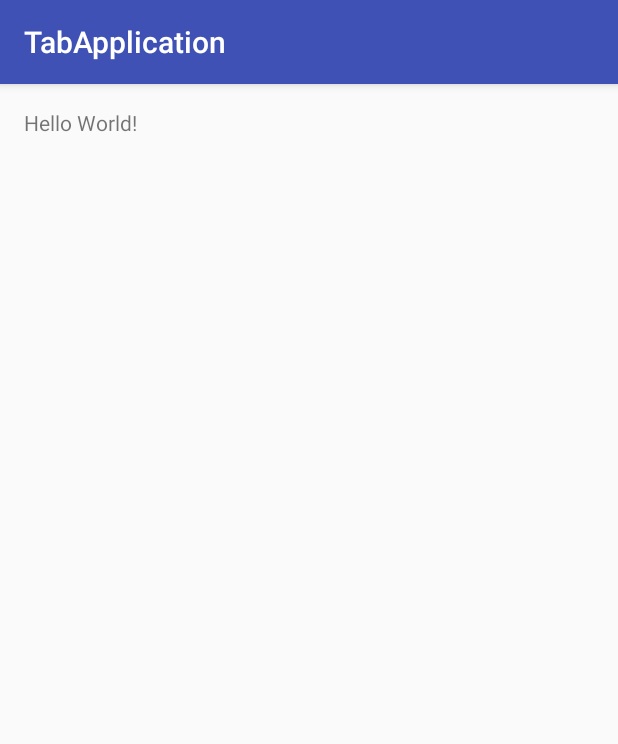
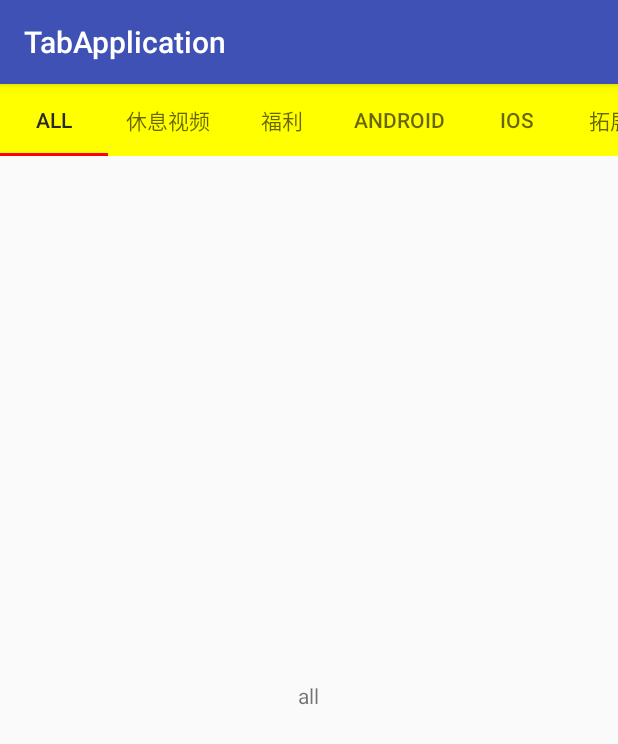
Before and after one commit to MZC-TOM/TabLayout, an Android app: the screen it shows after launch (MainActivity), on a phone screen of 412 x 824 dp. Shown: the top 744 px of the screen. Run offline under Robolectric (Android 15) with nearby library versions, the phone set to English and light mode, and no system bars.

Commit message:
TabLayout

```diff
--- a/app/build.gradle
+++ b/app/build.gradle
@@ -23,4 +23,5 @@ dependencies {
     compile fileTree(dir: 'libs', include: ['*.jar'])
     testCompile 'junit:junit:4.12'
     compile 'com.android.support:appcompat-v7:23.3.0'
+    compile 'com.android.support:design:23.3.0'
 }
--- a/app/src/main/AndroidManifest.xml
+++ b/app/src/main/AndroidManifest.xml
@@ -8,7 +8,8 @@
         android:label="@string/app_name"
         android:supportsRtl="true"
         android:theme="@style/AppTheme">
-        <activity android:name=".MainActivity">
+        <activity android:name=".MainActivity"
+            android:launchMode="singleTask">
             <intent-filter>
                 <action android:name="android.intent.action.MAIN" />
 
--- /dev/null
+++ b/app/src/main/java/com/mzc/app/tablayout/BaseActivity.java
@@ -0,0 +1,53 @@
+package com.mzc.app.tablayout;
+
+import android.content.Intent;
+import android.os.Bundle;
+import android.support.v7.app.AppCompatActivity;
+import android.view.View;
+
+/**
+ * Created by Mzc on 2016/5/26.
+ */
+public abstract class BaseActivity extends AppCompatActivity {
+
+    @Override
+    protected void onCreate(Bundle savedInstanceState) {
+        super.onCreate(savedInstanceState);
+        init();
+        setContentView(setLayoutResourceID());
+        setUpView();
+        setUpData();
+    }
+
+    protected void setUpData() {
+    }
+
+    /***
+     * 用于在初始化View之前做一些事
+     */
+    protected void init() {
+
+    }
+
+    protected abstract void setUpView();
+
+    protected abstract int setLayoutResourceID();
+
+    protected <T extends View> T $(int id) {
+        return (T) super.findViewById(id);
+    }
+
+
+    protected void startActivityWithoutExtras(Class<?> clazz) {
+        Intent intent = new Intent(this, clazz);
+        startActivity(intent);
+    }
+
+    protected void startActivityWithExtras(Class<?> clazz, Bundle extras) {
+        Intent intent = new Intent(this, clazz);
+        intent.putExtras(extras);
+        startActivity(intent);
+
+    }
+
+}
--- /dev/null
+++ b/app/src/main/java/com/mzc/app/tablayout/BaseFragment.java
@@ -0,0 +1,62 @@
+package com.mzc.app.tablayout;
+
+import android.app.ProgressDialog;
+import android.content.Context;
+import android.os.Bundle;
+import android.support.v4.app.Fragment;
+import android.view.LayoutInflater;
+import android.view.View;
+import android.view.ViewGroup;
+
+/**
+ * Created by Mzc on 2016/5/26.
+ */
+public abstract class BaseFragment extends Fragment {
+    private View mContentView;
+    private Context mContext;
+    private ProgressDialog mProgressDialog;
+
+    @Override
+    public View onCreateView(LayoutInflater inflater, ViewGroup container, Bundle savedInstanceState) {
+        mContentView = inflater.inflate(setLayoutResourceID(), container, false);//setContentView(inflater, container);
+        mContext = getContext();
+        mProgressDialog = new ProgressDialog(getMContext());
+        mProgressDialog.setCanceledOnTouchOutside(false);
+        init();
+        setUpView();
+        setUpData();
+        return mContentView;
+    }
+
+    protected abstract int setLayoutResourceID();
+
+    protected void setUpData() {
+
+    }
+
+    protected void init() {
+
+    }
+
+    protected void setUpView() {
+    }
+
+    protected <T extends View> T $(int id) {
+        return (T) mContentView.findViewById(id);
+    }
+
+    // protected abstract View setContentView(LayoutInflater inflater, ViewGroup container);
+
+    protected View getContentView() {
+        return mContentView;
+    }
+
+    public Context getMContext() {
+        return mContext;
+    }
+
+    protected ProgressDialog getProgressDialog() {
+        return mProgressDialog;
+    }
+
+}
--- /dev/null
+++ b/app/src/main/java/com/mzc/app/tablayout/GanHuoFragment.java
@@ -0,0 +1,78 @@
+package com.mzc.app.tablayout;
+
+import android.os.AsyncTask;
+import android.support.design.widget.TabLayout;
+import android.support.v4.view.ViewPager;
+import android.widget.Toast;
+
+/**
+ * Created by Mzc on 2016/5/26.
+ */
+public class GanHuoFragment extends BaseFragment {
+
+    private ViewPager mViewPager;
+    private TabLayout mTabLayout;
+    private String[] mTitles;
+    private GanHuoPagerAdapter mAdapter;
+    @Override
+    protected int setLayoutResourceID() {
+        return R.layout.fm_gan_huo;
+    }
+
+    @Override
+    protected void setUpView() {
+        super.setUpView();
+        mTitles = new String[]{"all", "休息视频", "福利", "Android", "iOS", "拓展资源", "前端", "瞎推荐"};
+        mTabLayout = $(R.id.sliding_tabs);
+        mViewPager = $(R.id.viewpager);
+        mAdapter = new GanHuoPagerAdapter(getChildFragmentManager(), mTitles);
+
+//        for (int i = 0; i < mTitles.length; i++) {
+//            mTabLayout.addTab(mTabLayout.newTab());
+//        }
+        mViewPager.setAdapter(mAdapter);
+        mTabLayout.setupWithViewPager(mViewPager);
+        for (int i = 0; i < mTitles.length; i++) {
+            mTabLayout.getTabAt(i).setText(mTitles[i]);
+        }
+        mViewPager.addOnPageChangeListener(new ViewPager.OnPageChangeListener() {
+            @Override
+            public void onPageScrolled(int position, float positionOffset, int positionOffsetPixels) {
+            }
+
+            @Override
+            public void onPageSelected(int position) {
+//                Toast.makeText(getActivity(),"位置:"+mTitles[position],Toast.LENGTH_SHORT).show();
+
+            }
+
+            @Override
+            public void onPageScrollStateChanged(int state) {
+
+            }
+        });
+
+    }
+
+    @Override
+    public void onResume() {
+        super.onResume();
+//        mAdapter = new GanHuoPagerAdapter(getChildFragmentManager(), mTitles);
+    }
+
+    private class SetAdapterTask extends AsyncTask<Void, Void, Void> {
+        protected Void doInBackground(Void... params) {
+            return null;
+        }
+
+        @Override
+        protected void onPostExecute(Void result) {
+
+            if (mAdapter != null) {
+                mViewPager.setAdapter(mAdapter);
+                mTabLayout.setupWithViewPager(mViewPager);
+            }
+        }
+    }
+
+}
--- /dev/null
+++ b/app/src/main/java/com/mzc/app/tablayout/GanHuoListFragment.java
@@ -0,0 +1,32 @@
+package com.mzc.app.tablayout;
+
+import android.os.Bundle;
+import android.support.annotation.Nullable;
+import android.widget.TextView;
+import android.widget.Toast;
+
+/**
+ * Created by Mzc on 2016/5/26.
+ */
+public class GanHuoListFragment extends BaseFragment {
+    String type;
+    TextView tv_name;
+    @Override
+    public void onCreate(@Nullable Bundle savedInstanceState) {
+        super.onCreate(savedInstanceState);
+        type = (String) getArguments().get("type");
+        Toast.makeText(getActivity(),"位置:"+type,Toast.LENGTH_SHORT).show();
+    }
+
+    @Override
+    protected void setUpView() {
+        super.setUpView();
+        tv_name = $(R.id.tv_name);
+        tv_name.setText(type);
+    }
+
+    @Override
+    protected int setLayoutResourceID() {
+        return R.layout.item_rv_ganhuo;
+    }
+}
--- /dev/null
+++ b/app/src/main/java/com/mzc/app/tablayout/GanHuoPagerAdapter.java
@@ -0,0 +1,43 @@
+package com.mzc.app.tablayout;
+
+import android.os.Bundle;
+import android.os.Parcelable;
+import android.support.v4.app.Fragment;
+import android.support.v4.app.FragmentManager;
+import android.support.v4.app.FragmentStatePagerAdapter;
+import android.util.Log;
+
+/**
+ * Created by Mzc on 2016/5/26.
+ */
+public class GanHuoPagerAdapter extends FragmentStatePagerAdapter {
+
+    private static String[] mTitles;
+
+    public GanHuoPagerAdapter(FragmentManager fm, String[] titles) {
+        super(fm);
+        mTitles = titles;
+    }
+
+    @Override
+    public Fragment getItem(int position) {
+        Fragment fragment = ViewUtils.createFragment(GanHuoListFragment.class, false);
+        Bundle bundle = new Bundle();
+        bundle.putString("type", mTitles[position]);
+        fragment.setArguments(bundle);
+        return fragment;
+    }
+
+    @Override
+    public int getCount() {
+        return mTitles.length;
+    }
+
+    @Override
+    public void restoreState(Parcelable state, ClassLoader loader) {
+        // super.restoreState(state, loader);
+        //重写这个方法是为了防止在restoreState的时候导致应用崩溃，这样做虽然不太好，但是目前我也只能想到这种方法了
+        Log.i("mzc","restoreState");
+    }
+
+}
--- a/app/src/main/java/com/mzc/app/tablayout/MainActivity.java
+++ b/app/src/main/java/com/mzc/app/tablayout/MainActivity.java
@@ -1,13 +1,34 @@
 package com.mzc.app.tablayout;
 
-import android.support.v7.app.AppCompatActivity;
+import android.support.v4.app.Fragment;
+import android.support.v4.app.FragmentManager;
 import android.os.Bundle;
 
-public class MainActivity extends AppCompatActivity {
+public class MainActivity extends BaseActivity {
+    private FragmentManager mFragmentManager;
+    private Fragment mCurrentFragment;
+
 
     @Override
-    protected void onCreate(Bundle savedInstanceState) {
-        super.onCreate(savedInstanceState);
-        setContentView(R.layout.activity_main);
+    protected void init() {
+        super.init();
+        mFragmentManager = getSupportFragmentManager();
     }
+
+    @Override
+    protected void setUpView() {
+        initDefaultFragment();
+    }
+
+    @Override
+    protected int setLayoutResourceID() {
+        return R.layout.activity_main;
+    }
+
+    private void initDefaultFragment() {
+        mCurrentFragment = ViewUtils.createFragment(GanHuoFragment.class);
+
+        mFragmentManager.beginTransaction().add(R.id.frame_content, mCurrentFragment).commit();
+    }
+
 }
--- a/app/src/main/res/layout/activity_main.xml
+++ b/app/src/main/res/layout/activity_main.xml
@@ -3,14 +3,12 @@
     xmlns:tools="http://schemas.android.com/tools"
     android:layout_width="match_parent"
     android:layout_height="match_parent"
-    android:paddingBottom="@dimen/activity_vertical_margin"
-    android:paddingLeft="@dimen/activity_horizontal_margin"
-    android:paddingRight="@dimen/activity_horizontal_margin"
-    android:paddingTop="@dimen/activity_vertical_margin"
+    xmlns:app="http://schemas.android.com/apk/res-auto"
     tools:context="com.mzc.app.tablayout.MainActivity">
 
-    <TextView
-        android:layout_width="wrap_content"
-        android:layout_height="wrap_content"
-        android:text="Hello World!" />
+    <FrameLayout
+        android:id="@+id/frame_content"
+        android:layout_width="match_parent"
+        android:layout_height="match_parent"
+        app:layout_behavior="@string/appbar_scrolling_view_behavior" />
 </RelativeLayout>
--- /dev/null
+++ b/app/src/main/res/layout/fm_gan_huo.xml
@@ -0,0 +1,14 @@
+<?xml version="1.0" encoding="utf-8"?>
+<LinearLayout xmlns:android="http://schemas.android.com/apk/res/android"
+    android:layout_width="match_parent"
+    android:layout_height="match_parent"
+    android:background="@color/windowBackground"
+    android:orientation="vertical">
+
+    <include layout="@layout/tablayout" />
+
+    <android.support.v4.view.ViewPager
+        android:id="@+id/viewpager"
+        android:layout_width="match_parent"
+        android:layout_height="match_parent" />
+</LinearLayout>
--- /dev/null
+++ b/app/src/main/res/layout/item_rv_ganhuo.xml
@@ -0,0 +1,11 @@
+<?xml version="1.0" encoding="utf-8"?>
+<LinearLayout xmlns:android="http://schemas.android.com/apk/res/android"
+    android:orientation="vertical" android:layout_width="match_parent"
+    android:layout_height="match_parent"
+    android:gravity="center">
+<TextView
+    android:id="@+id/tv_name"
+    android:layout_width="wrap_content"
+    android:layout_height="wrap_content"
+    android:text="测试"/>
+</LinearLayout>
--- /dev/null
+++ b/app/src/main/res/layout/tablayout.xml
@@ -0,0 +1,12 @@
+<?xml version="1.0" encoding="utf-8"?>
+
+<android.support.design.widget.TabLayout xmlns:android="http://schemas.android.com/apk/res/android"
+    xmlns:app="http://schemas.android.com/apk/res-auto"
+    android:id="@+id/sliding_tabs"
+    android:layout_width="match_parent"
+    android:layout_height="wrap_content"
+    app:tabGravity="fill"
+    app:tabIndicatorColor="@color/red"
+    app:tabMode="scrollable"
+    android:background="#ffff00"
+    app:tabSelectedTextColor="#292929" />
--- a/app/src/main/res/values/colors.xml
+++ b/app/src/main/res/values/colors.xml
@@ -3,4 +3,6 @@
     <color name="colorPrimary">#3F51B5</color>
     <color name="colorPrimaryDark">#303F9F</color>
     <color name="colorAccent">#FF4081</color>
+    <color name="windowBackground">#fafafa</color>
+    <color name="red">#FF0000</color>
 </resources>
```
Also changed, not shown: app/src/main/java/com/mzc/app/tablayout/ViewUtils.java (added, +130 -0 lines).
